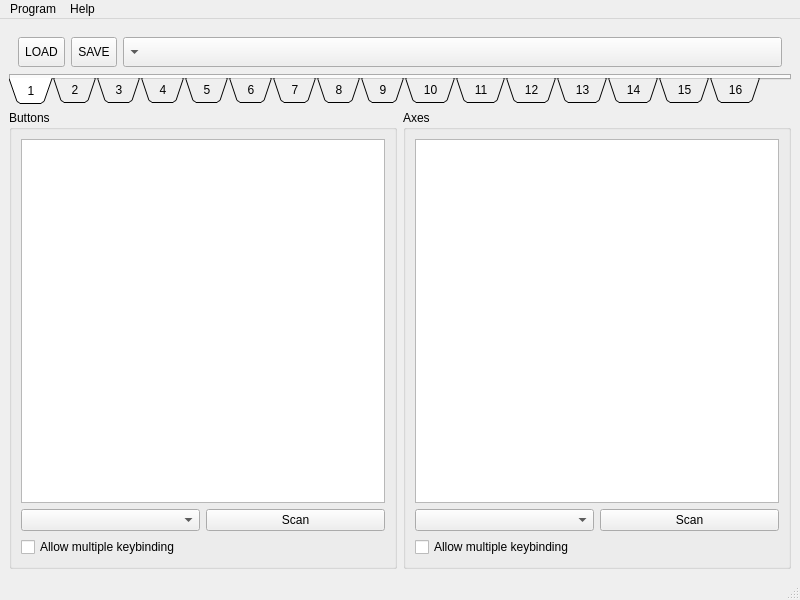
This is mainwindow.ui in hobbitinisengard/virtual_joystick as Qt 5 draws it before an edit. The edited form follows.
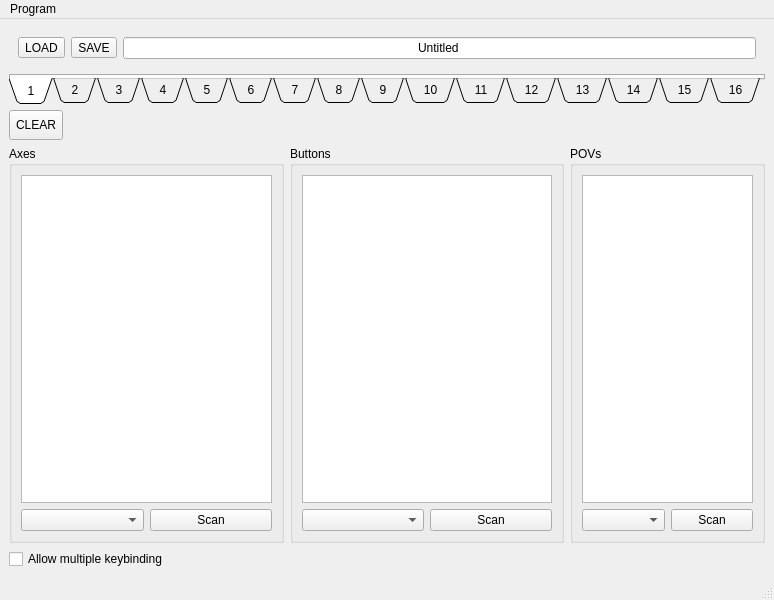
This is the edited form. The open tabs and pages were chosen to show the change.

```diff
--- a/mainwindow.ui
+++ b/mainwindow.ui
@@ -6,7 +6,7 @@
    <rect>
     <x>0</x>
     <y>0</y>
-    <width>800</width>
+    <width>736</width>
     <height>600</height>
    </rect>
   </property>
@@ -64,8 +64,8 @@
            <widget class="QToolButton" name="toolButton">
             <property name="minimumSize">
              <size>
-              <width>30</width>
-              <height>30</height>
+              <width>0</width>
+              <height>0</height>
              </size>
             </property>
             <property name="text">
@@ -74,11 +74,17 @@
            </widget>
           </item>
           <item>
-           <widget class="QToolButton" name="toolButton_2">
+           <widget class="QToolButton" name="button_SAVE">
+            <property name="sizePolicy">
+             <sizepolicy hsizetype="Preferred" vsizetype="Fixed">
+              <horstretch>0</horstretch>
+              <verstretch>0</verstretch>
+             </sizepolicy>
+            </property>
             <property name="minimumSize">
              <size>
               <width>0</width>
-              <height>30</height>
+              <height>0</height>
              </size>
             </property>
             <property name="text">
@@ -87,15 +93,30 @@
            </widget>
           </item>
           <item>
-           <widget class="QComboBox" name="comboBox_2">
-            <property name="minimumSize">
-             <size>
-              <width>550</width>
-              <height>30</height>
-             </size>
+           <widget class="QLineEdit" name="lineEdit_Name">
+            <property name="sizePolicy">
+             <sizepolicy hsizetype="Expanding" vsizetype="Fixed">
+              <horstretch>0</horstretch>
+              <verstretch>0</verstretch>
+             </sizepolicy>
             </property>
-            <property name="layoutDirection">
-             <enum>Qt::RightToLeft</enum>
+            <property name="mouseTracking">
+             <bool>false</bool>
+            </property>
+            <property name="focusPolicy">
+             <enum>Qt::NoFocus</enum>
+            </property>
+            <property name="contextMenuPolicy">
+             <enum>Qt::NoContextMenu</enum>
+            </property>
+            <property name="text">
+             <string>Untitled</string>
+            </property>
+            <property name="frame">
+             <bool>true</bool>
+            </property>
+            <property name="alignment">
+             <set>Qt::AlignCenter</set>
             </property>
            </widget>
           </item>
@@ -149,6 +170,9 @@
         <height>0</height>
        </size>
       </property>
+      <property name="usesScrollButtons">
+       <bool>false</bool>
+      </property>
       <widget class="QWidget" name="tab">
        <property name="sizePolicy">
         <sizepolicy hsizetype="Preferred" vsizetype="Preferred">
@@ -254,8 +278,51 @@
       </widget>
      </widget>
     </item>
+    <item>
+     <widget class="QToolButton" name="button_CLEAR">
+      <property name="minimumSize">
+       <size>
+        <width>50</width>
+        <height>30</height>
+       </size>
+      </property>
+      <property name="text">
+       <string>CLEAR</string>
+      </property>
+     </widget>
+    </item>
     <item>
      <layout class="QHBoxLayout" name="horizontalLayout_3">
+      <item>
+       <widget class="QGroupBox" name="Axes_grpBox">
+        <property name="title">
+         <string>Axes</string>
+        </property>
+        <layout class="QVBoxLayout" name="verticalLayout_4">
+         <item alignment="Qt::AlignHCenter">
+          <widget class="QListWidget" name="listWidget_AxesBinding">
+           <property name="editTriggers">
+            <set>QAbstractItemView::NoEditTriggers</set>
+           </property>
+          </widget>
+         </item>
+         <item>
+          <layout class="QHBoxLayout" name="horizontalLayout_5">
+           <item>
+            <widget class="QComboBox" name="AllButtonsAndAxesComboBox"/>
+           </item>
+           <item>
+            <widget class="QPushButton" name="Button_ScanButtonOrAxis">
+             <property name="text">
+              <string>Scan</string>
+             </property>
+            </widget>
+           </item>
+          </layout>
+         </item>
+        </layout>
+       </widget>
+      </item>
       <item>
        <widget class="QGroupBox" name="Buttons_grpBox">
         <property name="maximumSize">
@@ -283,7 +350,7 @@
          <property name="bottomMargin">
           <number>9</number>
          </property>
-         <item>
+         <item alignment="Qt::AlignHCenter">
           <widget class="QListWidget" name="ListWidget_ButtonBindings">
            <property name="editTriggers">
             <set>QAbstractItemView::NoEditTriggers</set>
@@ -311,36 +378,59 @@
            </item>
           </layout>
          </item>
-         <item>
-          <widget class="QCheckBox" name="CheckBox_MultipleButtons">
-           <property name="text">
-            <string>Allow multiple keybinding</string>
-           </property>
-          </widget>
-         </item>
         </layout>
        </widget>
       </item>
       <item>
-       <widget class="QGroupBox" name="Axes_grpBox">
+       <widget class="QGroupBox" name="verticalGroupBox">
+        <property name="maximumSize">
+         <size>
+          <width>200</width>
+          <height>16777215</height>
+         </size>
+        </property>
         <property name="title">
-         <string>Axes</string>
+         <string>POVs</string>
         </property>
-        <layout class="QVBoxLayout" name="verticalLayout_4">
-         <item>
-          <widget class="QListWidget" name="listWidget_AxesBinding">
+        <layout class="QVBoxLayout" name="verticalLayout_5">
+         <property name="leftMargin">
+          <number>9</number>
+         </property>
+         <property name="topMargin">
+          <number>9</number>
+         </property>
+         <property name="rightMargin">
+          <number>9</number>
+         </property>
+         <property name="bottomMargin">
+          <number>9</number>
+         </property>
+         <item alignment="Qt::AlignHCenter">
+          <widget class="QListWidget" name="ListWidget_POVBindings">
+           <property name="sizePolicy">
+            <sizepolicy hsizetype="Expanding" vsizetype="Expanding">
+             <horstretch>0</horstretch>
+             <verstretch>0</verstretch>
+            </sizepolicy>
+           </property>
+           <property name="autoFillBackground">
+            <bool>false</bool>
+           </property>
            <property name="editTriggers">
             <set>QAbstractItemView::NoEditTriggers</set>
            </property>
           </widget>
          </item>
          <item>
-          <layout class="QHBoxLayout" name="horizontalLayout_5">
+          <layout class="QHBoxLayout" name="horizontalLayout_6">
+           <property name="topMargin">
+            <number>0</number>
+           </property>
            <item>
-            <widget class="QComboBox" name="AllButtonsAndAxesComboBox"/>
+            <widget class="QComboBox" name="AllPovs_ComboBox"/>
            </item>
            <item>
-            <widget class="QPushButton" name="Button_ScanButtonOrAxis">
+            <widget class="QPushButton" name="Button_ScanPOVs">
              <property name="text">
               <string>Scan</string>
              </property>
@@ -348,53 +438,38 @@
            </item>
           </layout>
          </item>
-         <item>
-          <widget class="QCheckBox" name="CheckBox_MultipleAxisButtons">
-           <property name="text">
-            <string>Allow multiple keybinding</string>
-           </property>
-          </widget>
-         </item>
         </layout>
        </widget>
       </item>
      </layout>
     </item>
+    <item>
+     <widget class="QCheckBox" name="Checkbox_AllowMultipleKeybinding">
+      <property name="text">
+       <string>Allow multiple keybinding</string>
+      </property>
+     </widget>
+    </item>
    </layout>
   </widget>
-  <widget class="QMenuBar" name="menubar">
+  <widget class="QStatusBar" name="statusbar"/>
+  <widget class="QMenuBar" name="menuBar">
    <property name="geometry">
     <rect>
      <x>0</x>
      <y>0</y>
-     <width>800</width>
+     <width>736</width>
      <height>21</height>
     </rect>
    </property>
-   <widget class="QMenu" name="menuVjoy_LiveFeeder">
+   <widget class="QMenu" name="menuProgram">
     <property name="title">
      <string>Program</string>
     </property>
-    <addaction name="actionExit"/>
-   </widget>
-   <widget class="QMenu" name="menuHelp">
-    <property name="title">
-     <string>Help</string>
-    </property>
     <addaction name="actionAbout"/>
    </widget>
-   <addaction name="menuVjoy_LiveFeeder"/>
-   <addaction name="menuHelp"/>
+   <addaction name="menuProgram"/>
   </widget>
-  <widget class="QStatusBar" name="statusbar"/>
-  <action name="actionExit">
-   <property name="text">
-    <string>Kill program...</string>
-   </property>
-   <property name="shortcut">
-    <string>Alt+F3</string>
-   </property>
-  </action>
   <action name="actionAbout">
    <property name="text">
     <string>About...</string>
```
Left out of the diff: 8 changed lines with no effect on the pictures.
